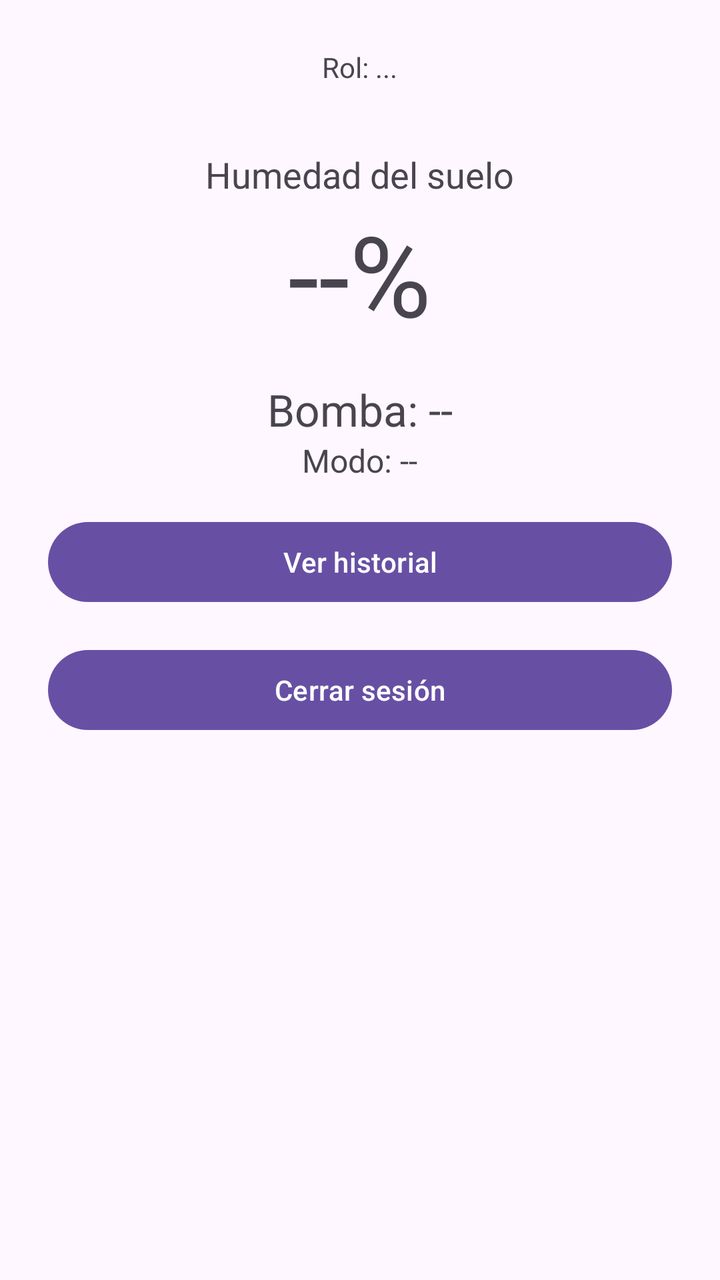
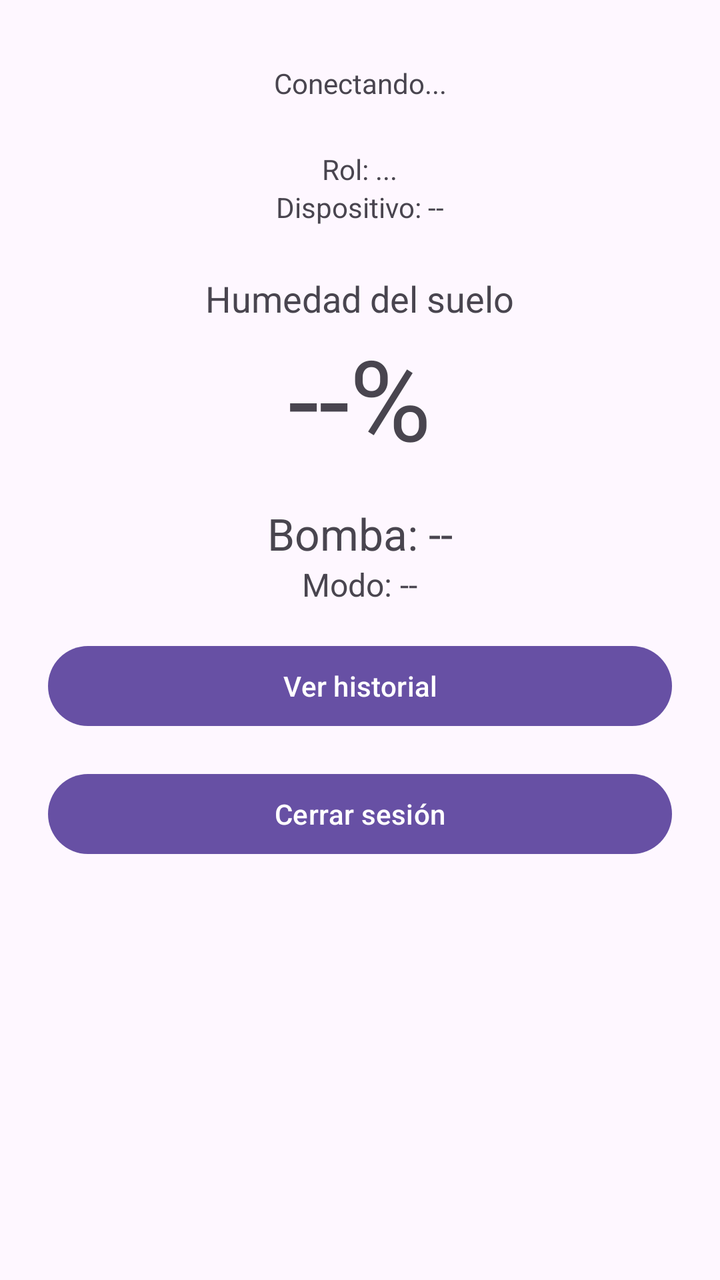

Screens rendered from an Android XML layout before and after an edit, with the pre-edit source and the edit as a unified diff.
<!-- AndroidManifest.xml: application theme Theme.RiegoApp -->
<!-- res/layout/activity_panel.xml -->
<?xml version="1.0" encoding="utf-8"?>
<LinearLayout xmlns:android="http://schemas.android.com/apk/res/android"
    android:layout_width="match_parent"
    android:layout_height="match_parent"
    android:orientation="vertical"
    android:gravity="center_horizontal"
    android:padding="24dp"
    android:fitsSystemWindows="true">

    <TextView
        android:id="@+id/tvRol"
        android:layout_width="wrap_content"
        android:layout_height="wrap_content"
        android:text="Rol: ..."
        android:textSize="14sp"/>

    <TextView
        android:layout_width="wrap_content"
        android:layout_height="wrap_content"
        android:layout_marginTop="32dp"
        android:text="Humedad del suelo"
        android:textSize="18sp"/>

    <TextView
        android:id="@+id/tvHumedad"
        android:layout_width="wrap_content"
        android:layout_height="wrap_content"
        android:text="--%"
        android:textSize="56sp"/>

    <TextView
        android:id="@+id/tvBomba"
        android:layout_width="wrap_content"
        android:layout_height="wrap_content"
        android:layout_marginTop="16dp"
        android:text="Bomba: --"
        android:textSize="22sp"/>

    <TextView
        android:id="@+id/tvModo"
        android:layout_width="wrap_content"
        android:layout_height="wrap_content"
        android:text="Modo: --"
        android:textSize="16sp"/>

    <Button
        android:id="@+id/btnBomba"
        android:layout_width="match_parent"
        android:layout_height="wrap_content"
        android:layout_marginTop="32dp"
        android:text="Encender / apagar bomba"
        android:visibility="gone"/>

    <Button
        android:id="@+id/btnAuto"
        android:layout_width="match_parent"
        android:layout_height="wrap_content"
        android:text="Volver a automático"
        android:visibility="gone"/>

    <Button
        android:id="@+id/btnHistorial"
        android:layout_width="match_parent"
        android:layout_height="wrap_content"
        android:layout_marginTop="16dp"
        android:text="Ver historial"/>

    <Button
        android:id="@+id/btnSalir"
        android:layout_width="match_parent"
        android:layout_height="wrap_content"
        android:layout_marginTop="16dp"
        android:text="Cerrar sesión"/>
</LinearLayout>
<!-- resources referenced by this layout -->
<resources>
  <style name="Theme.RiegoApp" parent="Base.Theme.RiegoApp" />
  <style name="Base.Theme.RiegoApp" parent="Theme.Material3.DayNight.NoActionBar">
          
          
      </style>
</resources>

<!-- the commit's change to res/layout/activity_panel.xml (unified diff, before → after) -->
@@ -1,74 +1,105 @@
 <?xml version="1.0" encoding="utf-8"?>
-<LinearLayout xmlns:android="http://schemas.android.com/apk/res/android"
+<ScrollView xmlns:android="http://schemas.android.com/apk/res/android"
     android:layout_width="match_parent"
     android:layout_height="match_parent"
-    android:orientation="vertical"
-    android:gravity="center_horizontal"
-    android:padding="24dp"
     android:fitsSystemWindows="true">
 
-    <TextView
-        android:id="@+id/tvRol"
-        android:layout_width="wrap_content"
-        android:layout_height="wrap_content"
-        android:text="Rol: ..."
-        android:textSize="14sp"/>
-
-    <TextView
-        android:layout_width="wrap_content"
-        android:layout_height="wrap_content"
-        android:layout_marginTop="32dp"
-        android:text="Humedad del suelo"
-        android:textSize="18sp"/>
-
-    <TextView
-        android:id="@+id/tvHumedad"
-        android:layout_width="wrap_content"
-        android:layout_height="wrap_content"
-        android:text="--%"
-        android:textSize="56sp"/>
-
-    <TextView
-        android:id="@+id/tvBomba"
-        android:layout_width="wrap_content"
-        android:layout_height="wrap_content"
-        android:layout_marginTop="16dp"
-        android:text="Bomba: --"
-        android:textSize="22sp"/>
-
-    <TextView
-        android:id="@+id/tvModo"
-        android:layout_width="wrap_content"
-        android:layout_height="wrap_content"
-        android:text="Modo: --"
-        android:textSize="16sp"/>
-
-    <Button
-        android:id="@+id/btnBomba"
+    <LinearLayout
         android:layout_width="match_parent"
         android:layout_height="wrap_content"
-        android:layout_marginTop="32dp"
-        android:text="Encender / apagar bomba"
-        android:visibility="gone"/>
+        android:orientation="vertical"
+        android:gravity="center_horizontal"
+        android:padding="24dp">
 
-    <Button
-        android:id="@+id/btnAuto"
-        android:layout_width="match_parent"
-        android:layout_height="wrap_content"
-        android:text="Volver a automático"
-        android:visibility="gone"/>
+        <TextView
+            android:id="@+id/tvConexion"
+            android:layout_width="match_parent"
+            android:layout_height="wrap_content"
+            android:padding="8dp"
+            android:gravity="center"
+            android:text="Conectando..."
+            android:textSize="14sp"/>
 
-    <Button
-        android:id="@+id/btnHistorial"
-        android:layout_width="match_parent"
-        android:layout_height="wrap_content"
-        android:layout_marginTop="16dp"
-        android:text="Ver historial"/>
+        <TextView
+            android:id="@+id/tvPendientes"
+            android:layout_width="wrap_content"
+            android:layout_height="wrap_content"
+            android:layout_marginTop="8dp"
+            android:text=""
+            android:textSize="14sp"
+            android:visibility="gone"/>
 
-    <Button
-        android:id="@+id/btnSalir"
-        android:layout_width="match_parent"
-        android:layout_height="wrap_content"
-        android:layout_marginTop="16dp"
-        android:text="Cerrar sesión"/>
-</LinearLayout>
+        <TextView
+            android:id="@+id/tvRol"
+            android:layout_width="wrap_content"
+            android:layout_height="wrap_content"
+            android:layout_marginTop="16dp"
+            android:text="Rol: ..."
+            android:textSize="14sp"/>
+
+        <TextView
+            android:id="@+id/tvDispositivo"
+            android:layout_width="wrap_content"
+            android:layout_height="wrap_content"
+            android:text="Dispositivo: --"
+            android:textSize="14sp"/>
+
+        <TextView
+            android:layout_width="wrap_content"
+            android:layout_height="wrap_content"
+            android:layout_marginTop="24dp"
+            android:text="Humedad del suelo"
+            android:textSize="18sp"/>
+
+        <TextView
+            android:id="@+id/tvHumedad"
+            android:layout_width="wrap_content"
+            android:layout_height="wrap_content"
+            android:text="--%"
+            android:textSize="56sp"/>
+
+        <TextView
+            android:id="@+id/tvBomba"
+            android:layout_width="wrap_content"
+            android:layout_height="wrap_content"
+            android:layout_marginTop="16dp"
+            android:text="Bomba: --"
+            android:textSize="22sp"/>
+
+        <TextView
+            android:id="@+id/tvModo"
+            android:layout_width="wrap_content"
+            android:layout_height="wrap_content"
+            android:text="Modo: --"
+            android:textSize="16sp"/>
+
+        <Button
+            android:id="@+id/btnBomba"
+            android:layout_width="match_parent"
+            android:layout_height="wrap_content"
+            android:layout_marginTop="24dp"
+            android:text="Encender / apagar bomba"
+            android:visibility="gone"/>
+
+        <Button
+            android:id="@+id/btnAuto"
+            android:layout_width="match_parent"
+            android:layout_height="wrap_content"
+            android:text="Volver a automático"
+            android:visibility="gone"/>
+
+        <Button
+            android:id="@+id/btnHistorial"
+            android:layout_width="match_parent"
+            android:layout_height="wrap_content"
+            android:layout_marginTop="16dp"
+            android:text="Ver historial"/>
+
+        <Button
+            android:id="@+id/btnSalir"
+            android:layout_width="match_parent"
+            android:layout_height="wrap_content"
+            android:layout_marginTop="16dp"
+            android:text="Cerrar sesión"/>
+    </LinearLayout>
+</ScrollView>
